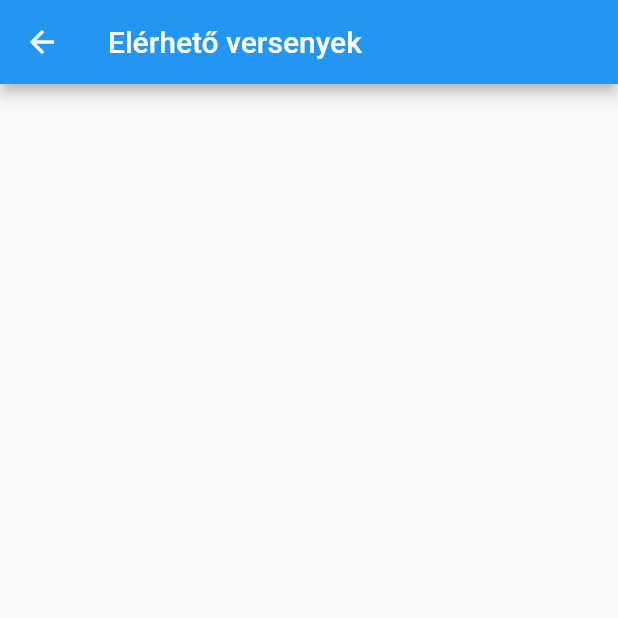
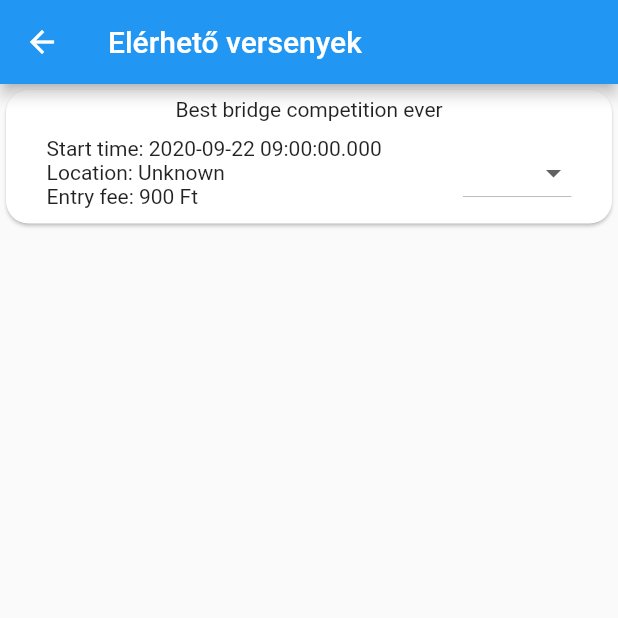
Before and after one commit to Bennett567/BPF, a Flutter app: the AvailableCompetitionsPage screen opened directly, on a phone screen of 412 x 824 dp, the top half of it. Run offline on Flutter 3.47's test engine with Material 2 defaults, Android fonts, the phone set to English and light mode, and no system bars; our stand-ins replace cloud_firestore, equatable, firebase_auth, flutter_signin_button, google_sign_in; accounts and stored records are empty; generated files the repository leaves out were written again.

Commit message:
Added the available competitions page and main

```diff
--- a/lib/main.dart
+++ b/lib/main.dart
@@ -3,6 +3,7 @@ import 'package:flutter/material.dart';
 import 'package:google_sign_in/google_sign_in.dart';
 import 'package:partner_finder/services/auth.dart';
 import 'package:partner_finder/services/signInInterface.dart';
+import 'package:partner_finder/ui/pages/available_competitions_page.dart';
 
 import 'ui/pages/sign_in_page.dart';
 
@@ -11,6 +12,7 @@ void main() {
   final GoogleSignIn _googleSignIn = GoogleSignIn();
   final FirebaseAuth _auth = FirebaseAuth.instance;
   runApp(MaterialApp(
-    home: SignInPage(GoogleSignInService(_googleSignIn, _auth)),
+    //home: SignInPage(GoogleSignInService(_googleSignIn, _auth)),
+    home: AvailableCompetitionsPage(),
   ));
 }
--- a/lib/ui/pages/available_competitions_page.dart
+++ b/lib/ui/pages/available_competitions_page.dart
@@ -1,4 +1,7 @@
 import 'package:flutter/material.dart';
+import 'package:partner_finder/model/competition.dart';
+import 'package:partner_finder/model/user.dart';
+import 'package:partner_finder/ui/assets/competition_tile.dart';
 
 class AvailableCompetitionsPage extends StatefulWidget {
   AvailableCompetitionsPage({Key key}) : super(key: key);
@@ -18,9 +21,17 @@ class _AvailableCompetitionsPageState extends State<AvailableCompetitionsPage> {
       body: ListView.builder(
         itemCount: 1,
         itemBuilder: (BuildContext context, int index) {
-          return;
+          return CompetitionTile(generateCompetition());
         },
       ),
     );
   }
+
+  Competition generateCompetition(){
+    User john = User("John", "john@gmail.com", "pro");
+    User james = User("James", "james@gmail.com", "intermediate");
+    User jason = User("Jason", "jason@gmail.com", "noob");
+
+    return Competition([john, james, jason], "Best bridge competition ever", 900, DateTime(2020, 09, 22, 9, 0), "Unknown");
+  }
 }
```
